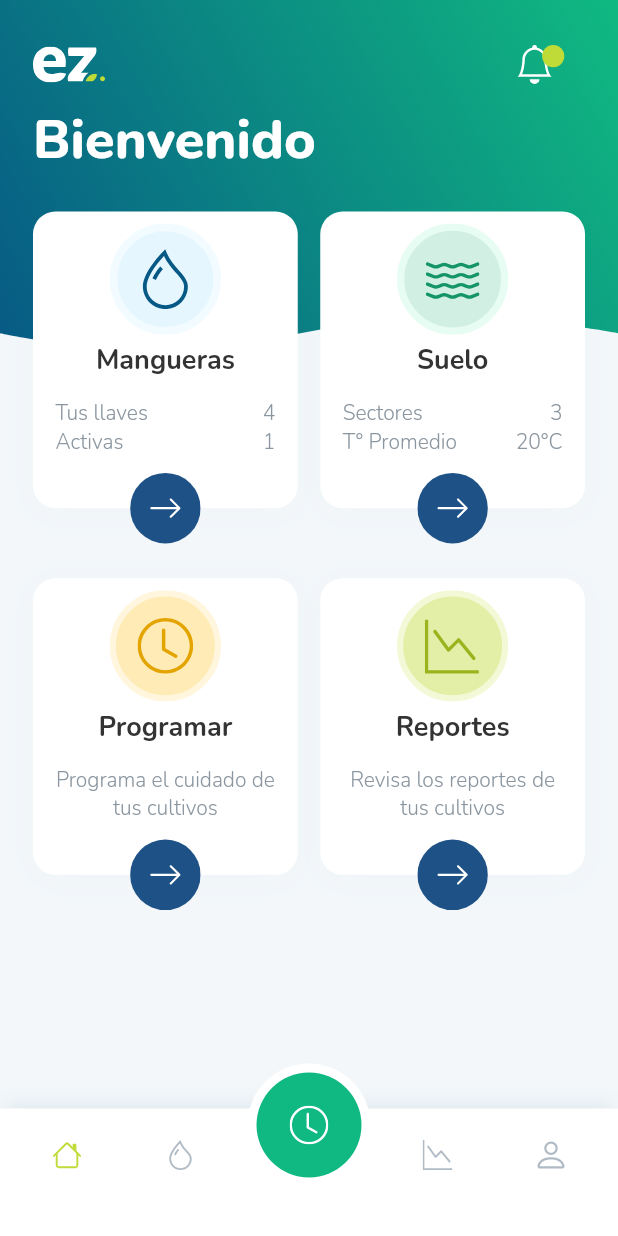
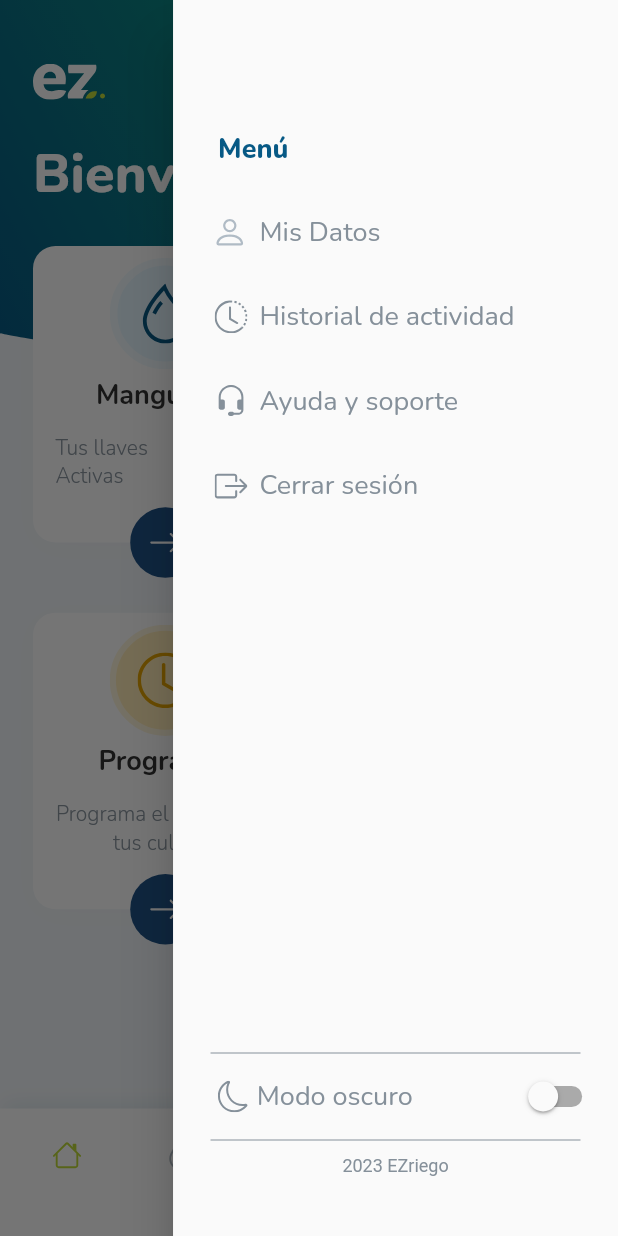
Before and after one commit to Matishock1/ezriegoapp, a Flutter app: the TabScreen screen opened by its route, with the side drawer open (before the commit the screen has no drawer), on a phone screen of 412 x 824 dp. Run offline on Flutter 3.47's test engine with Material 2 defaults, Android fonts, the phone set to English and light mode, and no system bars; our stand-ins replace fl_chart, flutter_svg, gap, get, google_fonts.

Commit message:
drawer usuario

```diff
--- a/lib/constants/app_theme.dart
+++ b/lib/constants/app_theme.dart
@@ -28,11 +28,12 @@ class AppTheme {
             fontSize: 14,
             fontWeight: FontWeight.w400,
             color: ColorSettings.textButton),
-        headlineSmall: GoogleFonts.nunito(
-          fontSize: 28,
-          letterSpacing: 0.15,
-          fontWeight: FontWeight.bold,
-        ),
+        headlineSmall: GoogleFonts.roboto(
+            fontSize: 12,
+            height: 1.16,
+            letterSpacing: 0,
+            fontWeight: FontWeight.w400,
+            color: ColorSettings.textoHuella),
         titleLarge: GoogleFonts.nunito(
             fontSize: 36,
             fontWeight: FontWeight.w800,
--- a/lib/controllers/tabs_controller.dart
+++ b/lib/controllers/tabs_controller.dart
@@ -8,6 +8,8 @@ class TabsController extends GetxController {
   PageController _pageController = PageController(initialPage: 0);
   int get currentPage => _currentPage.value;
   bool get estadoWidget => _widgetLista.value;
+
+  final scaffoldKey = GlobalKey<ScaffoldState>();
 
   set textoBusqueda(String value) {
     _textoBusqueda.value = value;
@@ -38,4 +40,8 @@ class TabsController extends GetxController {
   }
 
   PageController get pageController => _pageController;
+
+  void openDrawer(ScaffoldState scaffoldState) {
+    scaffoldKey.currentState!.openEndDrawer();
+  }
 }
--- a/lib/screens/inicio/intro_screen.dart
+++ b/lib/screens/inicio/intro_screen.dart
@@ -175,7 +175,7 @@ class IntroScreen extends StatelessWidget {
                                       textAlign: TextAlign.center,
                                       style: Theme.of(context)
                                           .textTheme
-                                          .titleSmall!
+                                          .headlineSmall!
                                           .copyWith(
                                             color: ColorSettings.textoFooter,
                                           )),
--- a/lib/screens/screens.dart
+++ b/lib/screens/screens.dart
@@ -1,7 +1,7 @@
 export 'package:ezriegoapp/screens/detalle_reporte_screen.dart';
-export 'package:ezriegoapp/screens/estado_suelo_screen.dart';
 export 'package:ezriegoapp/screens/inicio/intro_screen.dart';
 export 'package:ezriegoapp/screens/inicio/splash_screen.dart';
 export 'package:ezriegoapp/screens/tabs_screens/tab_home_screen.dart';
 export 'package:ezriegoapp/screens/tabs_screens/tab_mangueras_screen.dart';
 export 'package:ezriegoapp/screens/tabs_screens/tab_screen.dart';
+export 'package:ezriegoapp/screens/tabs_screens/tab_suelo_screen.dart';
--- a/lib/screens/tabs_screens/tab_home_screen.dart
+++ b/lib/screens/tabs_screens/tab_home_screen.dart
@@ -1,5 +1,4 @@
 import 'package:ezriegoapp/controllers/controllers.dart';
-import 'package:ezriegoapp/screens/estado_suelo_screen.dart';
 import 'package:ezriegoapp/widgets/widgets.dart';
 import 'package:flutter/material.dart';
 import 'package:flutter_svg/flutter_svg.dart';
@@ -27,7 +26,7 @@ class TabHomecreen extends StatelessWidget {
             padding: const EdgeInsets.symmetric(horizontal: 22),
             child: Column(
               children: [
-                const CustomAppBar(
+                CustomAppBar(
                   home: true,
                 ),
                 const Gap(18),
@@ -68,7 +67,7 @@ class TabHomecreen extends StatelessWidget {
                         titulo2: 'T° Promedio',
                         cantidad2: '20°C',
                         funcion: () {
-                          Get.toNamed(EstadoSueloScreen.ruta);
+                          _tabsController.currentPage = 3;
                         },
                       ),
                     )
@@ -92,7 +91,9 @@ class TabHomecreen extends StatelessWidget {
                       tituloBoton: 'Reportes',
                       large: true,
                       descripcion: 'Revisa los reportes de tus cultivos',
-                      funcion: () {},
+                      funcion: () {
+                        _tabsController.currentPage = 4;
+                      },
                     ))
                   ],
                 ),
--- a/lib/screens/tabs_screens/tab_mangueras_screen.dart
+++ b/lib/screens/tabs_screens/tab_mangueras_screen.dart
@@ -16,7 +16,7 @@ class TabManguerasScreen extends StatelessWidget {
         child: Padding(
             padding: const EdgeInsets.symmetric(horizontal: 22),
             child: Column(children: [
-              const CustomAppBar(),
+              CustomAppBar(),
               const Gap(30),
               Row(
                 children: [
--- a/lib/screens/tabs_screens/tab_reportes_screen.dart
+++ b/lib/screens/tabs_screens/tab_reportes_screen.dart
@@ -11,7 +11,7 @@ class TabReportesScreen extends StatelessWidget {
         child: Padding(
             padding: const EdgeInsets.symmetric(horizontal: 22),
             child: Column(children: [
-              const CustomAppBar(),
+              CustomAppBar(),
               const Gap(30),
               Row(
                 children: [
--- a/lib/screens/tabs_screens/tab_screen.dart
+++ b/lib/screens/tabs_screens/tab_screen.dart
@@ -18,6 +18,8 @@ class TabScreen extends StatelessWidget {
   @override
   Widget build(BuildContext context) {
     return Scaffold(
+      key: tabController.scaffoldKey,
+      endDrawer: CustomDrawer(),
       extendBody: true,
       body: PageView(
         controller: tabController.pageController,
@@ -25,14 +27,20 @@ class TabScreen extends StatelessWidget {
         children: [
           TabHomecreen(),
           TabManguerasScreen(),
-          Scaffold(
-            body: Container(
-              width: double.infinity,
-              height: double.infinity,
-              color: Colors.blue,
+          FondoPantalla(
+            child: Column(
+              children: [
+                CustomAppBar(),
+                Container(
+                  width: double.infinity,
+                  height: 500,
+                  color: Colors.blue,
+                ),
+              ],
             ),
           ),
-          const TabReportesScreen()
+          const EstadoSueloScreen(),
+          const TabReportesScreen(),
         ],
       ),
       bottomNavigationBar: const BottonNavigation(),
@@ -85,14 +93,14 @@ class BottonNavigation extends StatelessWidget {
                 seleccionado: controlador.currentPage == 2,
               ),
               BotonNavigator(
-                icono: 'assets/svg/graph_down.svg',
+                icono: 'assets/svg/terreno.svg',
                 onTap: () {
                   controlador.currentPage = 3;
                 },
                 seleccionado: controlador.currentPage == 3,
               ),
               BotonNavigator(
-                icono: 'assets/svg/person.svg',
+                icono: 'assets/svg/graph_down.svg',
                 onTap: () {
                   controlador.currentPage = 4;
                 },
--- a/lib/screens/estado_suelo_screen.dart
+++ b/lib/screens/tabs_screens/tab_suelo_screen.dart
@@ -2,8 +2,8 @@ import 'package:ezriegoapp/widgets/widgets.dart';
 import 'package:flutter/material.dart';
 import 'package:get/get.dart';
 
-import '../controllers/controllers.dart';
-import '../models/models.dart';
+import '../../controllers/controllers.dart';
+import '../../models/models.dart';
 
 class EstadoSueloScreen extends StatelessWidget {
   const EstadoSueloScreen({super.key});
@@ -16,7 +16,7 @@ class EstadoSueloScreen extends StatelessWidget {
         child: Padding(
             padding: const EdgeInsets.symmetric(horizontal: 22),
             child: Column(children: [
-              const CustomAppBar(),
+              CustomAppBar(),
               const Gap(30),
               Row(
                 children: [
--- a/lib/widgets/apbbar.dart
+++ b/lib/widgets/apbbar.dart
@@ -3,9 +3,13 @@ import 'package:flutter/material.dart';
 import 'package:flutter_svg/flutter_svg.dart';
 import 'package:get/get.dart';
 
+import '../controllers/controllers.dart';
+
 class CustomAppBar extends StatelessWidget {
   final bool? home;
-  const CustomAppBar({super.key, this.home});
+
+  CustomAppBar({super.key, this.home});
+  final TabsController _tabsController = Get.find<TabsController>();
 
   @override
   Widget build(BuildContext context) {
@@ -18,7 +22,7 @@ class CustomAppBar extends StatelessWidget {
             flex: 3,
             child: GestureDetector(
               onTap: () {
-                Get.back(canPop: true);
+                _tabsController.currentPage = 0;
               },
               child: SvgPicture.asset(
                 home != null && home == true
@@ -59,6 +63,24 @@ class CustomAppBar extends StatelessWidget {
                   ),
                 ),
               )),
+          Expanded(
+              flex: 2,
+              child: SizedBox(
+                width: MediaQuery.of(context).size.width * 0.10,
+                child: Padding(
+                    padding: const EdgeInsets.only(left: 10),
+                    child: IconButton(
+                      icon: const Icon(Icons.menu_rounded),
+                      iconSize: MediaQuery.of(context).size.width * 0.08,
+                      color: home != null && home == true
+                          ? ColorSettings.blanco
+                          : ColorSettings.negro2,
+                      onPressed: () {
+                        final ScaffoldState scafold = Scaffold.of(context);
+                        _tabsController.openDrawer(scafold);
+                      },
+                    )),
+              )),
         ],
       ),
     );
--- /dev/null
+++ b/lib/widgets/tabs_widgets/custom_drawer.dart
@@ -0,0 +1,145 @@
+import 'package:ezriegoapp/constants/colores.dart';
+import 'package:ezriegoapp/widgets/widgets.dart';
+import 'package:flutter/material.dart';
+import 'package:flutter_svg/flutter_svg.dart';
+import 'package:get/get.dart';
+
+class CustomDrawer extends StatelessWidget {
+  CustomDrawer({
+    super.key,
+  });
+  RxBool oscuro = false.obs;
+
+  @override
+  Widget build(BuildContext context) {
+    return Drawer(
+        width: MediaQuery.of(context).size.width * 0.72,
+        child: Padding(
+          padding: EdgeInsets.only(
+              top: MediaQuery.of(context).size.height * 0.11,
+              left: 25,
+              right: 25),
+          child: Column(
+            children: [
+              Expanded(
+                child: ListView(
+                  children: [
+                    Padding(
+                      padding: const EdgeInsets.symmetric(horizontal: 5),
+                      child: Text('Menú',
+                          style: Theme.of(context)
+                              .textTheme
+                              .titleMedium!
+                              .copyWith(fontSize: 18)),
+                    ),
+                    const Gap(15),
+                    const OpcionDrawer(
+                      texto: 'Mis Datos',
+                      icono: 'person',
+                    ),
+                    const OpcionDrawer(
+                      texto: 'Historial de actividad',
+                      icono: 'clockHistory',
+                    ),
+                    const OpcionDrawer(
+                        texto: 'Ayuda y soporte', icono: 'support'),
+                    const OpcionDrawer(
+                      texto: 'Cerrar sesión',
+                      icono: 'logout',
+                    ),
+                  ],
+                ),
+              ),
+              Container(
+                padding: const EdgeInsets.only(bottom: 40),
+                child: Column(
+                  children: [
+                    const Divider(
+                      // thickness: 1,
+                      color: ColorSettings.textoHuella,
+                      height: 10,
+                    ),
+                    Row(
+                      children: [
+                        Expanded(
+                            child: SvgPicture.asset('assets/svg/moon.svg')),
+                        Expanded(
+                          flex: 6,
+                          child: Text(
+                            'Modo oscuro',
+                            style: Theme.of(context)
+                                .textTheme
+                                .bodySmall!
+                                .copyWith(fontSize: 18),
+                          ),
+                        ),
+                        Expanded(
+                          child: Obx(
+                            () => Switch(
+                              activeColor: ColorSettings.primario,
+                              onChanged: (value) {
+                                oscuro.value = !oscuro.value;
+                              },
+                              value: oscuro.value,
+                            ),
+                          ),
+                        )
+                      ],
+                    ),
+                    const Divider(
+                      color: ColorSettings.textoHuella,
+                      height: 10,
+                    ),
+                    const Gap(5),
+                    Text('2023 EZriego',
+                        style: Theme.of(context).textTheme.headlineSmall)
+                  ],
+                ),
+              ),
+            ],
+          ),
+        ));
+  }
+}
+
+class OpcionDrawer extends StatelessWidget {
+  const OpcionDrawer({
+    super.key,
+    required this.texto,
+    required this.icono,
+  });
+  final String texto;
+  final String icono;
+
+  @override
+  Widget build(BuildContext context) {
+    return ListTile(
+      minVerticalPadding: 0.1,
+      // dense: true,
+      visualDensity: const VisualDensity(vertical: 0.1),
+      contentPadding: const EdgeInsets.symmetric(
+        horizontal: 1,
+      ),
+      title: Row(
+        children: [
+          Expanded(
+              flex: 1,
+              child: Align(
+                  alignment: Alignment.centerRight,
+                  child: SvgPicture.asset('assets/svg/$icono.svg'))),
+          const Gap(8),
+          Expanded(
+              flex: 9,
+              child: Text(
+                texto,
+                style: Theme.of(context)
+                    .textTheme
+                    .bodySmall!
+                    .copyWith(fontSize: 18),
+              ))
+        ],
+      ),
+      onTap: () {},
+    );
+  }
+}
--- a/lib/widgets/estado_suelo/tile_suelo_widget.dart
+++ b/lib/widgets/tabs_widgets/tab_suelo_widgets/tile_suelo_widget.dart
@@ -6,7 +6,7 @@ import 'package:flutter_svg/flutter_svg.dart';
 import 'package:get/get.dart';
 import 'package:google_fonts/google_fonts.dart';
 
-import '../../models/models.dart';
+import '../../../models/models.dart';
 
 class TileSuelo extends StatelessWidget {
   const TileSuelo({super.key, this.suelo, this.reporte});
--- a/lib/widgets/widgets.dart
+++ b/lib/widgets/widgets.dart
@@ -1,9 +1,10 @@
 export 'package:ezriegoapp/widgets/apbbar.dart';
-export 'package:ezriegoapp/widgets/estado_suelo/tile_suelo_widget.dart';
 export 'package:ezriegoapp/widgets/inicio/login_text_input.dart';
 export 'package:ezriegoapp/widgets/inicio/splash_animation.dart';
 export 'package:ezriegoapp/widgets/tabs_widgets/bottom_navigator.dart';
+export 'package:ezriegoapp/widgets/tabs_widgets/custom_drawer.dart';
 export 'package:ezriegoapp/widgets/tabs_widgets/fondo_pantalla.dart';
 export 'package:ezriegoapp/widgets/tabs_widgets/tab_home_widgets/boton_tab_home.dart';
 export 'package:ezriegoapp/widgets/tabs_widgets/tab_mangueras_widgets/switch_mangeras.dart';
+export 'package:ezriegoapp/widgets/tabs_widgets/tab_suelo_widgets/tile_suelo_widget.dart';
 export 'package:gap/gap.dart';
```
Also changed, not shown: assets/svg/clockHistory.svg (added), assets/svg/logout.svg (added), assets/svg/moon.svg (added), assets/svg/support.svg (added), assets/svg/terreno.svg (added).
